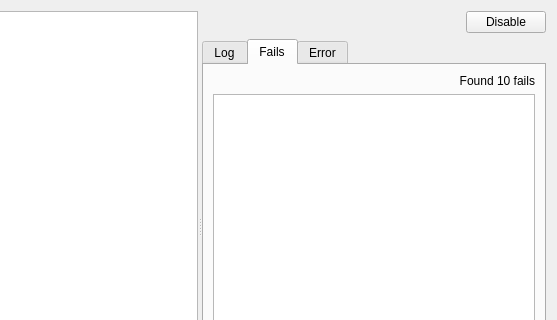
This is python/pini/tools/sanity_check/ui/sanity_check.ui in CBSDigital/pini-dev as Qt 5 draws it before an edit; both pictures show x 130 to 687 and y 0 to 320 of the 687 by 489 pixel window. The edited form follows.
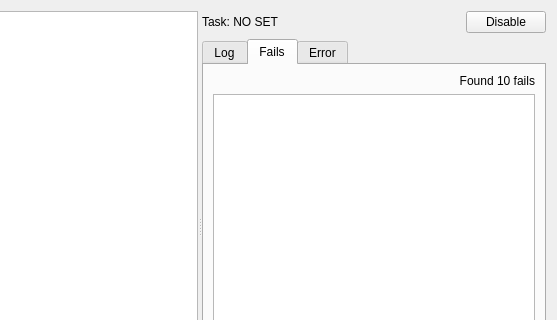
This is the edited form. Icons and pictures are not drawn. Custom widgets are drawn as their Qt base class.

Commit message: pini-dev:1.33.1 - Sanity Check: maya added task override right-click options | pini.install added sanity check task override ctx opts, pini.tools.sanity_check ui added task label

```diff
--- a/python/pini/tools/sanity_check/ui/sanity_check.ui
+++ b/python/pini/tools/sanity_check/ui/sanity_check.ui
@@ -75,6 +75,13 @@
       <layout class="QVBoxLayout" name="verticalLayout">
        <item>
         <layout class="QHBoxLayout" name="horizontalLayout_2">
+         <item>
+          <widget class="QLabel" name="TaskLabel">
+           <property name="text">
+            <string>Task: NO SET</string>
+           </property>
+          </widget>
+         </item>
          <item>
           <spacer name="horizontalSpacer">
            <property name="orientation">
```
Left out of the diff: 2 changed lines with no effect on the pictures. The commit also changes 3 other files.
